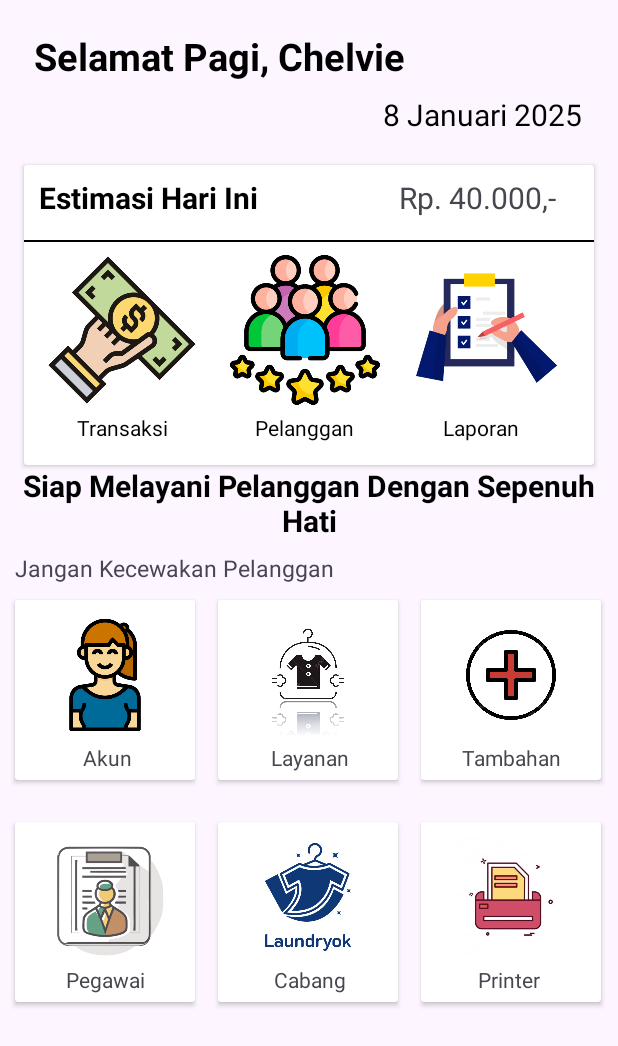
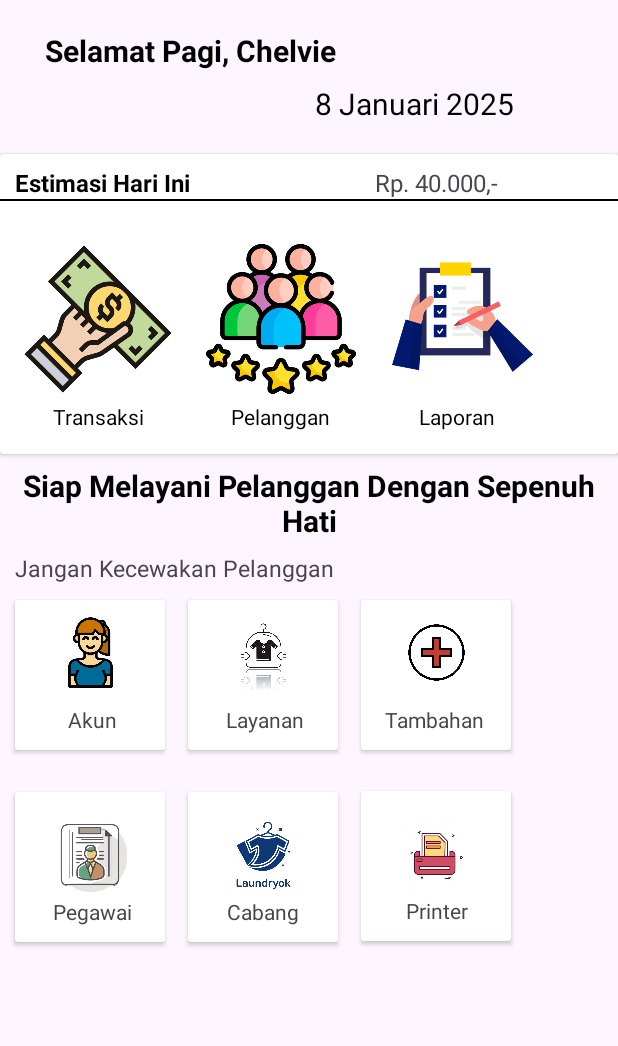
Before and after one commit to ChelvieAyunda/Laundry, an Android app: the layout activity_main.xml on its own in the app's theme, with its tools: preview values and no code run, on a phone screen of 412 x 824 dp. Shown: the top 1046 px of the screen. Run offline under Robolectric (Android 15) with nearby library versions, the phone set to English and light mode, and no system bars.

Commit message:
mengubah akun, pegawai, dan cabang

```diff
--- /dev/null
+++ b/app/src/main/res/layout-land/activity_main.xml
@@ -0,0 +1,128 @@
+<?xml version="1.0" encoding="utf-8"?>
+<androidx.constraintlayout.widget.ConstraintLayout
+    xmlns:android="http://schemas.android.com/apk/res/android"
+    xmlns:app="http://schemas.android.com/apk/res-auto"
+    xmlns:tools="http://schemas.android.com/tools"
+    android:id="@+id/main"
+    android:layout_width="match_parent"
+    android:layout_height="match_parent"
+    android:background="#FDF5FF"
+    tools:context=".MainActivity">
+
+    <!-- Header -->
+    <TextView
+        android:id="@+id/tvJudul"
+        android:layout_width="wrap_content"
+        android:layout_height="wrap_content"
+        android:text="Selamat Pagi, Chelvie"
+        android:textColor="#000000"
+        android:textSize="25dp"
+        android:textStyle="bold"
+        app:layout_constraintStart_toStartOf="parent"
+        app:layout_constraintTop_toTopOf="parent"
+        app:layout_constraintEnd_toEndOf="parent"
+        android:layout_marginTop="10dp"
+        android:layout_marginEnd="450dp"
+        android:gravity="center" />
+
+    <TextView
+        android:id="@+id/tvtanggal"
+        android:layout_width="wrap_content"
+        android:layout_height="wrap_content"
+        android:text="8 Januari 2025"
+        android:textSize="20sp"
+        android:textColor="#000000"
+        app:layout_constraintTop_toTopOf="parent"
+        app:layout_constraintStart_toStartOf="parent"
+        android:layout_marginTop="15dp"
+        android:layout_marginBottom="5dp"
+        android:layout_marginStart="550dp"/>
+
+    <androidx.cardview.widget.CardView
+        android:layout_width="250dp"
+        android:layout_height="250dp"
+        android:layout_marginHorizontal="16dp"
+        android:layout_marginTop="5dp"
+        android:padding="16dp"
+        app:layout_constraintStart_toStartOf="parent"
+        app:layout_constraintTop_toBottomOf="@+id/tvJudul">
+
+        <TextView
+            android:id="@+id/tvEstimasi"
+            android:layout_width="wrap_content"
+            android:layout_height="wrap_content"
+            android:layout_marginStart="12dp"
+            android:text="Estimasi"
+            android:textColor="#000000"
+            android:textSize="20sp"
+            android:textStyle="bold"
+            android:layout_marginTop="5dp" />
+
+        <TextView
+            android:id="@+id/tvHarga"
+            android:layout_width="wrap_content"
+            android:layout_height="wrap_content"
+            android:text="Rp. 40.000,-"
+            android:textSize="20dp"
+            android:layout_marginStart="135dp"
+            android:layout_marginTop="5dp"/>
+
+        <View
+            android:layout_width="match_parent"
+            android:layout_height="1dp"
+            android:background="@color/black"
+            android:layout_marginTop="35dp"/>
+
+        <ImageView
+            android:layout_width="50dp"
+            android:layout_height="50dp"
+            android:src="@drawable/ic_akun"
+            android:layout_marginStart="15dp"
+            android:layout_marginTop="50dp"/>
+
+        <TextView
+            android:id="@+id/Akun"
+            android:layout_width="wrap_content"
+            android:layout_height="wrap_content"
+            android:text="Akun"
+            android:textSize="15sp"
+            android:textColor="#000000"
+            android:layout_marginTop="65dp"
+            android:layout_marginStart="110dp"/>
+
+        <ImageView
+            android:id="@+id/icPegawai"
+            android:layout_width="50dp"
+            android:layout_height="50dp"
+            android:layout_marginStart="15dp"
+            android:layout_marginTop="120dp"
+            android:src="@drawable/ic_pegawai" />
+
+        <TextView
+            android:id="@+id/Pegawai"
+            android:layout_width="wrap_content"
+            android:layout_height="wrap_content"
+            android:text="Pegawai"
+            android:textSize="15sp"
+            android:layout_marginTop="130dp"
+            android:layout_marginStart="110dp"/>
+
+        <ImageView
+            android:id="@+id/icCabang"
+            android:layout_width="50dp"
+            android:layout_height="50dp"
+            android:src="@drawable/ic_cabang"
+            android:layout_marginStart="15dp"
+            android:layout_marginTop="190dp"/>
+
+        <TextView
+            android:id="@+id/tvCabang"
+            android:layout_width="wrap_content"
+            android:layout_height="wrap_content"
+            android:text="Cabang"
+            android:textSize="15sp"
+            android:layout_marginTop="205dp"
+            android:layout_marginStart="110dp"/>
+    </androidx.cardview.widget.CardView>
+
+</androidx.constraintlayout.widget.ConstraintLayout>
--- a/app/src/main/res/layout/activity_main.xml
+++ b/app/src/main/res/layout/activity_main.xml
@@ -3,6 +3,7 @@
     xmlns:android="http://schemas.android.com/apk/res/android"
     xmlns:app="http://schemas.android.com/apk/res-auto"
     xmlns:tools="http://schemas.android.com/tools"
+    android:id="@+id/main"
     android:layout_width="match_parent"
     android:layout_height="match_parent"
     android:background="#FDF5FF"
@@ -15,13 +16,12 @@
         android:layout_height="wrap_content"
         android:text="Selamat Pagi, Chelvie"
         android:textColor="#000000"
-        android:textSize="25dp"
+        android:textSize="20dp"
         android:textStyle="bold"
         app:layout_constraintStart_toStartOf="parent"
         app:layout_constraintTop_toTopOf="parent"
-        app:layout_constraintEnd_toEndOf="parent"
+        android:layout_marginStart="30dp"
         android:layout_marginTop="20dp"
-        android:layout_marginEnd="120dp"
         android:gravity="center" />
 
     <TextView
@@ -34,12 +34,11 @@
         app:layout_constraintTop_toBottomOf="@+id/tvJudul"
         app:layout_constraintStart_toStartOf="parent"
         android:layout_marginTop="8dp"
-        android:layout_marginStart="255dp"/>
+        android:layout_marginStart="210dp"/>
 
     <androidx.cardview.widget.CardView
-        android:layout_width="0dp"
+        android:layout_width="match_parent"
         android:layout_height="200dp"
-        android:layout_marginHorizontal="16dp"
         android:layout_marginTop="20dp"
         android:padding="16dp"
         app:layout_constraintEnd_toEndOf="parent"
@@ -52,7 +51,7 @@
             android:layout_width="wrap_content"
             android:layout_height="wrap_content"
             android:text="Estimasi Hari Ini"
-            android:textSize="20dp"
+            android:textSize="16dp"
             android:textStyle="bold"
             android:textColor="#000000"
             app:layout_constraintStart_toStartOf="parent"
@@ -64,7 +63,7 @@
             android:layout_width="wrap_content"
             android:layout_height="wrap_content"
             android:text="Rp. 40.000,-"
-            android:textSize="20dp"
+            android:textSize="16dp"
             android:layout_marginStart="250dp"
             android:layout_marginTop="8dp" />
 
@@ -72,7 +71,7 @@
             android:layout_width="match_parent"
             android:layout_height="1dp"
             android:background="@color/black"
-            android:layout_marginTop="50dp"/>
+            android:layout_marginTop="30dp"/>
 
         <ImageView
             android:layout_width="100dp"
@@ -153,8 +152,8 @@
 
     <androidx.cardview.widget.CardView
         android:id="@+id/tvLAkun"
-        android:layout_width="120dp"
-        android:layout_height="120dp"
+        android:layout_width="100dp"
+        android:layout_height="100dp"
         android:layout_marginTop="32dp"
         android:layout_marginStart="10dp"
         android:gravity="center"
@@ -166,10 +165,10 @@
 
         <ImageView
             android:id="@+id/icAkun"
-            android:layout_width="80dp"
-            android:layout_height="80dp"
+            android:layout_width="50dp"
+            android:layout_height="50dp"
             android:src="@drawable/ic_akun"
-            android:layout_marginStart="20dp"
+            android:layout_marginStart="25dp"
             android:layout_marginTop="10dp"/>
 
         <TextView
@@ -178,15 +177,15 @@
             android:layout_height="wrap_content"
             android:text="Akun"
             android:textSize="14sp"
-            android:layout_marginTop="95dp"
-            android:layout_marginStart="45dp"/>
+            android:layout_marginTop="70dp"
+            android:layout_marginStart="35dp"/>
 
     </androidx.cardview.widget.CardView>
 
     <androidx.cardview.widget.CardView
         android:id="@+id/tvLlayanan"
-        android:layout_width="120dp"
-        android:layout_height="120dp"
+        android:layout_width="100dp"
+        android:layout_height="100dp"
         android:layout_marginTop="32dp"
         android:layout_marginStart="15dp"
         android:gravity="center"
@@ -197,10 +196,10 @@
 
         <ImageView
             android:id="@+id/icLayanan"
-            android:layout_width="80dp"
-            android:layout_height="80dp"
+            android:layout_width="50dp"
+            android:layout_height="50dp"
             android:src="@drawable/ic_layanan2"
-            android:layout_marginStart="20dp"
+            android:layout_marginStart="25dp"
             android:layout_marginTop="10dp"/>
 
         <TextView
@@ -209,15 +208,15 @@
             android:layout_height="wrap_content"
             android:text="Layanan"
             android:textSize="14sp"
-            android:layout_marginTop="95dp"
-            android:layout_marginStart="35dp"/>
+            android:layout_marginTop="70dp"
+            android:layout_marginStart="25dp"/>
 
     </androidx.cardview.widget.CardView>
 
     <androidx.cardview.widget.CardView
         android:id="@+id/tvLtambahan"
-        android:layout_width="120dp"
-        android:layout_height="120dp"
+        android:layout_width="100dp"
+        android:layout_height="100dp"
         android:layout_marginTop="32dp"
         android:layout_marginStart="15dp"
         android:gravity="center"
@@ -228,10 +227,10 @@
 
         <ImageView
             android:id="@+id/icTambahan"
-            android:layout_width="80dp"
-            android:layout_height="80dp"
+            android:layout_width="50dp"
+            android:layout_height="50dp"
             android:src="@drawable/ic_tambahan"
-            android:layout_marginStart="20dp"
+            android:layout_marginStart="25dp"
             android:layout_marginTop="10dp"/>
 
         <TextView
@@ -240,15 +239,15 @@
             android:layout_height="wrap_content"
             android:text="Tambahan"
             android:textSize="14sp"
-            android:layout_marginTop="95dp"
-            android:layout_marginStart="27dp"/>
+            android:layout_marginTop="70dp"
+            android:layout_marginStart="16dp"/>
 
     </androidx.cardview.widget.CardView>
 
     <androidx.cardview.widget.CardView
         android:id="@+id/tvLpegawai"
-        android:layout_width="120dp"
-        android:layout_height="120dp"
+        android:layout_width="100dp"
+        android:layout_height="100dp"
         android:layout_marginTop="28dp"
         android:layout_marginStart="10dp"
         android:gravity="center"
@@ -260,11 +259,11 @@
 
         <ImageView
             android:id="@+id/icPegawai"
-            android:layout_width="80dp"
-            android:layout_height="80dp"
+            android:layout_width="50dp"
+            android:layout_height="50dp"
             android:src="@drawable/ic_pegawai"
-            android:layout_marginStart="20dp"
-            android:layout_marginTop="10dp"/>
+            android:layout_marginStart="25dp"
+            android:layout_marginTop="17dp"/>
 
         <TextView
             android:id="@+id/Pegawai"
@@ -272,15 +271,15 @@
             android:layout_height="wrap_content"
             android:text="Pegawai"
             android:textSize="14sp"
-            android:layout_marginTop="95dp"
-            android:layout_marginStart="34dp"/>
+            android:layout_marginTop="70dp"
+            android:layout_marginStart="25dp"/>
 
     </androidx.cardview.widget.CardView>
 
     <androidx.cardview.widget.CardView
         android:id="@+id/tvLcabang"
-        android:layout_width="120dp"
-        android:layout_height="120dp"
+        android:layout_width="100dp"
+        android:layout_height="100dp"
         android:layout_marginTop="28dp"
         android:layout_marginStart="15dp"
         android:gravity="center"
@@ -292,11 +291,11 @@
 
         <ImageView
             android:id="@+id/icCabang"
-            android:layout_width="80dp"
-            android:layout_height="80dp"
+            android:layout_width="50dp"
+            android:layout_height="50dp"
             android:src="@drawable/ic_cabang"
-            android:layout_marginStart="20dp"
-            android:layout_marginTop="10dp"/>
+            android:layout_marginStart="25dp"
+            android:layout_marginTop="17dp"/>
 
         <TextView
             android:id="@+id/tvCabang"
@@ -304,17 +303,17 @@
             android:layout_height="wrap_content"
             android:text="Cabang"
             android:textSize="14sp"
-            android:layout_marginTop="95dp"
-            android:layout_marginStart="37dp"/>
+            android:layout_marginTop="70dp"
+            android:layout_marginStart="26dp"/>
 
 
     </androidx.cardview.widget.CardView>
 
     <androidx.cardview.widget.CardView
         android:id="@+id/tvLprinter"
-        android:layout_width="120dp"
-        android:layout_height="120dp"
-        android:layout_marginTop="148dp"
+        android:layout_width="100dp"
+        android:layout_height="100dp"
+        android:layout_marginTop="127dp"
         android:layout_marginStart="15dp"
         android:gravity="center"
         android:orientation="vertical"
@@ -324,11 +323,11 @@
 
         <ImageView
             android:id="@+id/icPrinter"
-            android:layout_width="80dp"
-            android:layout_height="80dp"
+            android:layout_width="50dp"
+            android:layout_height="50dp"
             android:src="@drawable/ic_printer"
-            android:layout_marginStart="20dp"
-            android:layout_marginTop="10dp"/>
+            android:layout_marginStart="25dp"
+            android:layout_marginTop="17dp"/>
 
         <TextView
             android:id="@+id/tvPrinter"
@@ -336,8 +335,8 @@
             android:layout_height="wrap_content"
             android:text="Printer"
             android:textSize="14sp"
-            android:layout_marginTop="95dp"
-            android:layout_marginStart="38dp"/>
+            android:layout_marginTop="70dp"
+            android:layout_marginStart="30dp"/>
 
     </androidx.cardview.widget.CardView>
 
```
